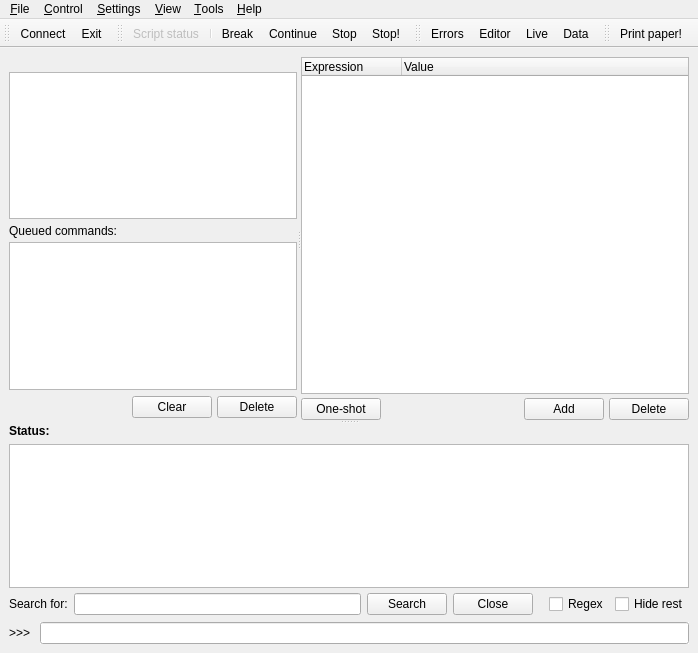
Qt form lib/nicos/gui/main.ui (mlz-ictrl/nicos) before a commit.
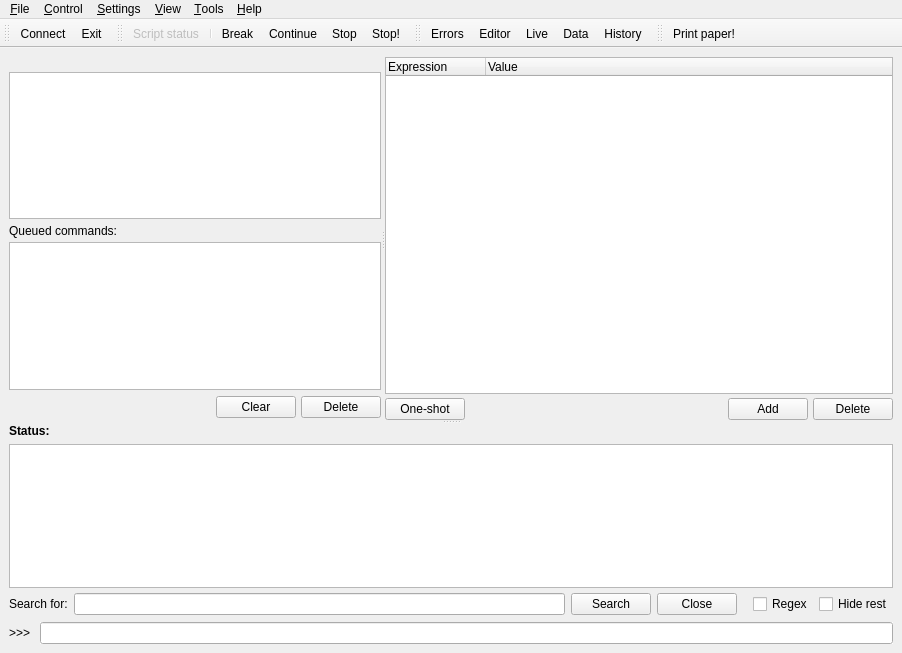
The same form after that commit. Icons and pictures are not drawn. Custom widgets are drawn as their Qt base class.

Commit message: Prepare the addition of a better log viewer / history window.

Diff of the .ui file:
```diff
--- a/lib/nicos/gui/main.ui
+++ b/lib/nicos/gui/main.ui
@@ -6,7 +6,7 @@
    <rect>
     <x>0</x>
     <y>0</y>
-    <width>698</width>
+    <width>902</width>
     <height>653</height>
    </rect>
   </property>
@@ -397,8 +397,8 @@
     <rect>
      <x>0</x>
      <y>0</y>
-     <width>698</width>
-     <height>23</height>
+     <width>902</width>
+     <height>26</height>
     </rect>
    </property>
    <widget class="QMenu" name="menuFile">
@@ -514,6 +514,7 @@
    <addaction name="actionUserEditor"/>
    <addaction name="actionLiveData"/>
    <addaction name="actionAnalysis"/>
+   <addaction name="actionLogger"/>
   </widget>
   <widget class="QToolBar" name="printPaperBar">
    <property name="enabled">
@@ -784,6 +785,9 @@
      <normaloff>:/errors</normaloff>:/errors</iconset>
    </property>
    <property name="text">
+    <string>Errors and warnings</string>
+   </property>
+   <property name="iconText">
     <string>Errors</string>
    </property>
    <property name="toolTip">
@@ -805,6 +809,21 @@
     <string>Show live data window</string>
    </property>
   </action>
+  <action name="actionLogger">
+   <property name="icon">
+    <iconset resource="../../../resources/nicos-gui.qrc">
+     <normaloff>:/find</normaloff>:/find</iconset>
+   </property>
+   <property name="text">
+    <string>History viewer</string>
+   </property>
+   <property name="iconText">
+    <string>History</string>
+   </property>
+   <property name="toolTip">
+    <string>Show data logging and history window</string>
+   </property>
+  </action>
  </widget>
  <customwidgets>
   <customwidget>
```
Left out of the diff: 2 changed lines with no effect on the pictures. The commit also changes 3 other files.
